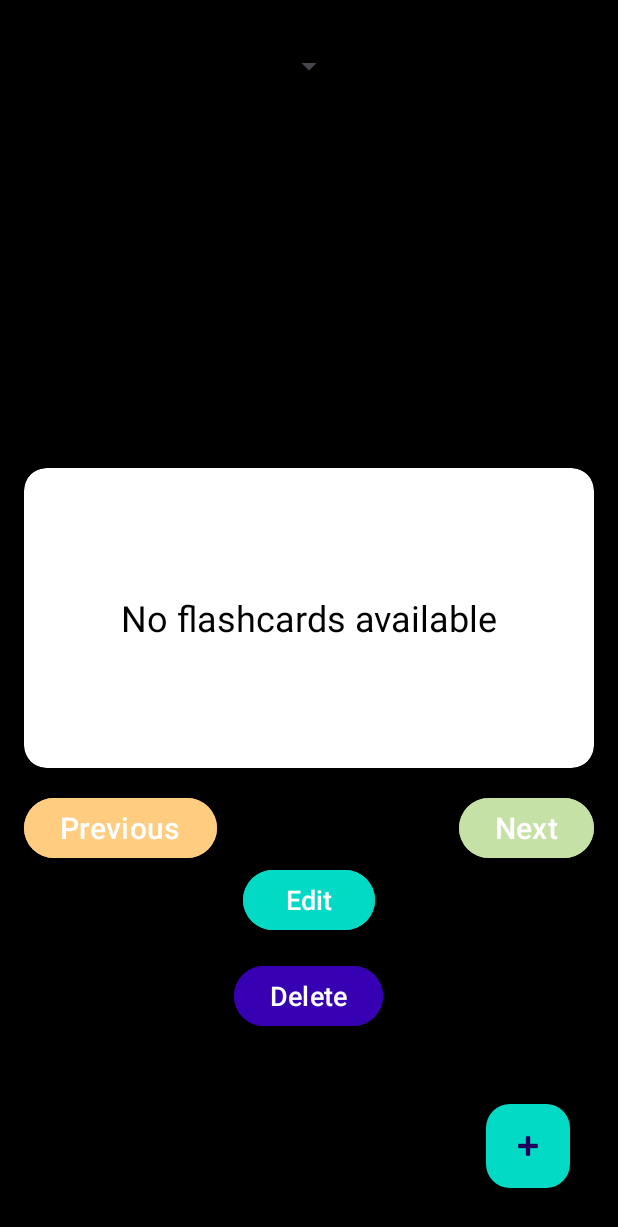
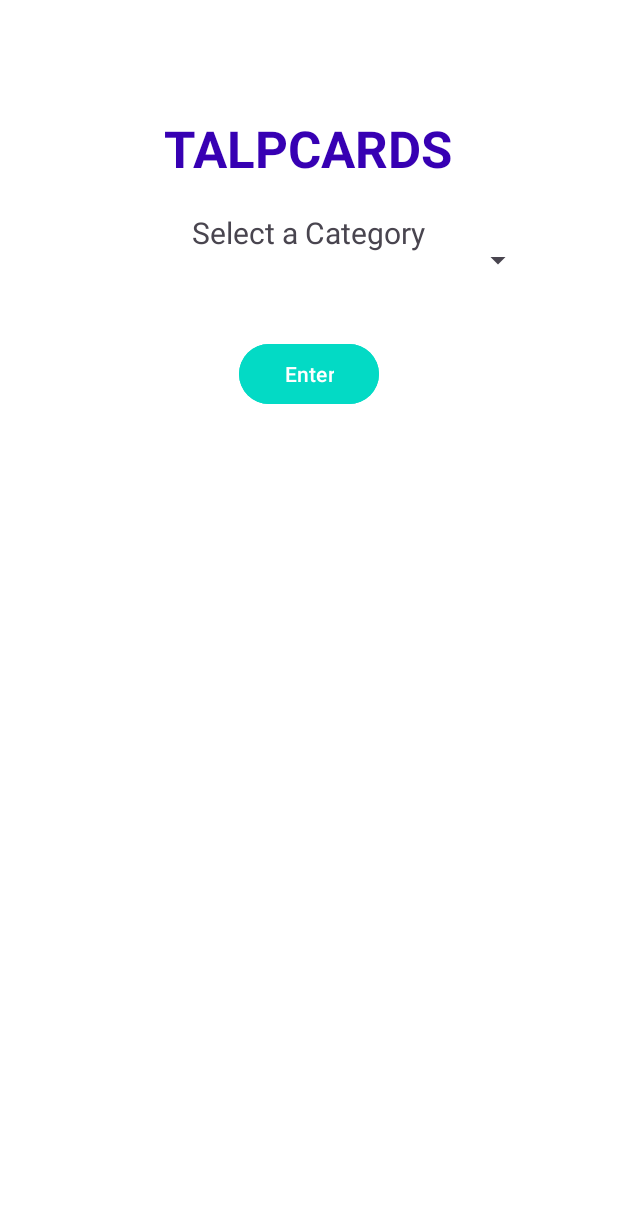
Before and after one commit to Taha2525/Flashcards, an Android app: the screen it shows after launch (MainActivity before the commit, HomeActivity after it), on a phone screen of 412 x 824 dp. Shown: the top 1227 px of the screen. Run offline under Robolectric (Android 15) with nearby library versions, the light colour scheme and no system bars.

Commit message:
✅homescreen and flashcardsscreen

```diff
--- /dev/null
+++ b/app/src/main/java/com/example/flashcards/HomeActivity.java
@@ -0,0 +1,50 @@
+package com.example.flashcards;
+
+import android.content.Intent;
+import android.os.Bundle;
+import android.widget.ArrayAdapter;
+import android.widget.Button;
+import android.widget.Spinner;
+import androidx.appcompat.app.AppCompatActivity;
+
+import com.example.flashcards.models.Category;
+import com.example.flashcards.utils.SharedPreferencesHelper;
+
+public class HomeActivity extends AppCompatActivity {
+
+    private Spinner categorySpinner;
+    private Button enterButton;
+    private CategoryManager categoryManager;
+
+    @Override
+    protected void onCreate(Bundle savedInstanceState) {
+        super.onCreate(savedInstanceState);
+        setContentView(R.layout.activity_home);
+
+        categorySpinner = findViewById(R.id.homeCategorySpinner);
+        enterButton = findViewById(R.id.enterButton);
+
+        SharedPreferencesHelper sharedPreferencesHelper = new SharedPreferencesHelper(this);
+        categoryManager = new CategoryManager(sharedPreferencesHelper);
+
+        setupCategorySpinner();
+        setupEnterButton();
+    }
+
+    private void setupCategorySpinner() {
+        ArrayAdapter<Category> categoryAdapter = new ArrayAdapter<>(
+                this, android.R.layout.simple_spinner_item, categoryManager.getCategories());
+        categoryAdapter.setDropDownViewResource(android.R.layout.simple_spinner_dropdown_item);
+        categorySpinner.setAdapter(categoryAdapter);
+    }
+
+    private void setupEnterButton() {
+        enterButton.setOnClickListener(v -> {
+            Category selectedCategory = (Category) categorySpinner.getSelectedItem();
+            Intent intent = new Intent(HomeActivity.this, MainActivity.class);
+            intent.putExtra("SELECTED_CATEGORY_ID", selectedCategory.getId());
+            startActivity(intent);
+        });
+    }
+
+}
--- /dev/null
+++ b/app/src/main/res/layout/activity_home.xml
@@ -0,0 +1,54 @@
+<RelativeLayout xmlns:android="http://schemas.android.com/apk/res/android"
+    android:layout_width="match_parent"
+    android:layout_height="match_parent"
+    android:padding="16dp"
+    android:background="#FFFFFF">
+
+    <!-- App Title -->
+    <TextView
+        android:id="@+id/homeTitleTextView"
+        android:layout_width="wrap_content"
+        android:layout_height="wrap_content"
+        android:text="TALPCARDS"
+        android:textSize="34sp"
+        android:textStyle="bold"
+        android:textColor="@color/colorPrimaryDark"
+        android:layout_centerHorizontal="true"
+        android:layout_marginTop="60dp"/>
+
+    <!-- Subtitle/Instructions -->
+    <TextView
+        android:layout_width="wrap_content"
+        android:layout_height="wrap_content"
+        android:text="Select a Category"
+        android:textSize="20sp"
+        android:layout_below="@id/homeTitleTextView"
+        android:layout_centerHorizontal="true"
+        android:layout_marginTop="20dp"/>
+
+    <!-- Category Spinner -->
+    <Spinner
+        android:id="@+id/homeCategorySpinner"
+        android:layout_width="match_parent"
+        android:layout_height="wrap_content"
+        android:layout_below="@+id/homeTitleTextView"
+        android:layout_marginTop="40dp"
+        android:layout_marginStart="40dp"
+        android:layout_marginEnd="40dp"/>
+
+    <!-- Enter Button -->
+    <Button
+        android:id="@+id/enterButton"
+        android:layout_width="wrap_content"
+        android:layout_height="wrap_content"
+        android:text="Enter"
+        android:layout_below="@id/homeCategorySpinner"
+        android:layout_centerHorizontal="true"
+        android:layout_marginTop="40dp"
+        android:backgroundTint="@color/colorAccent"
+        android:textColor="#FFFFFF"
+        android:paddingStart="30dp"
+        android:paddingEnd="30dp"
+        android:elevation="4dp"/>
+
+</RelativeLayout>
--- a/app/src/main/res/layout/activity_main.xml
+++ b/app/src/main/res/layout/activity_main.xml
@@ -5,31 +5,22 @@
     android:background="#000000"
     android:padding="16dp">
 
-    <!-- Spinner for category selection -->
-    <Spinner
-        android:id="@+id/categorySpinner"
+    <!-- Back Button -->
+    <Button
+        android:id="@+id/backButton"
         android:layout_width="wrap_content"
         android:layout_height="wrap_content"
-        android:layout_centerHorizontal="true"
-        android:layout_marginTop="16dp"/>
-
-    <!-- TextView to display the current category -->
-    <TextView
-        android:id="@+id/currentCategoryTextView"
-        android:layout_width="wrap_content"
-        android:layout_height="wrap_content"
-        android:layout_below="@id/categorySpinner"
-        android:layout_centerHorizontal="true"
+        android:text="Back"
+        android:layout_alignParentTop="true"
+        android:layout_alignParentStart="true"
         android:layout_marginTop="16dp"
-        android:text=""
-        android:textSize="18sp" />
+        android:layout_marginStart="16dp" />
 
     <!-- RecyclerView for listing flashcards or categories -->
     <androidx.recyclerview.widget.RecyclerView
         android:id="@+id/recyclerView"
         android:layout_width="match_parent"
         android:layout_height="wrap_content"
-        android:layout_below="@id/currentCategoryTextView"
         android:visibility="gone" /> <!-- Set visibility based on the context -->
 
     <!-- CardView for displaying the flashcard content -->
--- a/app/src/main/res/menu/fab_menu.xml
+++ b/app/src/main/res/menu/fab_menu.xml
@@ -3,13 +3,4 @@
     <item
         android:id="@+id/action_add_new_card"
         android:title="Add new Flashcard" />
-    <item
-        android:id="@+id/new_category"
-        android:title="Create new Category"/>
-    <item
-        android:id="@+id/action_category"
-        android:title="View Category" />
-    <item
-        android:id="@+id/action_add_to_category"
-        android:title="Add Flashcard to Category" />
 </menu>
```
Also changed, not shown: app/src/main/AndroidManifest.xml (+10 -1 lines), app/src/main/java/com/example/flashcards/MainActivity.java (+130 -248 lines), app/src/main/res/layout/add_flashcard_dialog.xml (+14 -0 lines).
